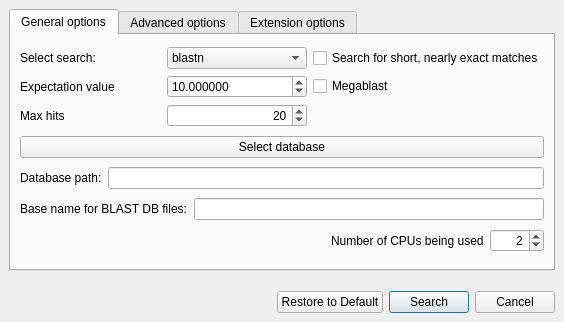
First picture: the form in src/plugins/external_tool_support/src/ui/BlastAllSupportDialog.ui, repository violethaze74/ugene, before the edit.
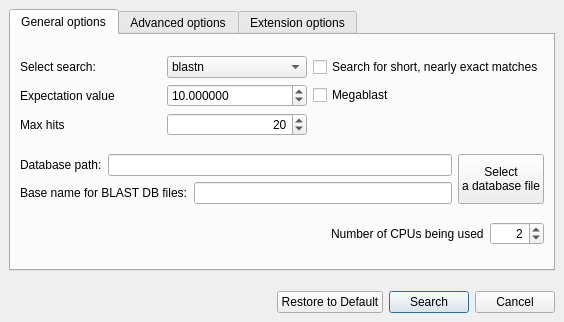
Second picture: the form after the edit.

Patch:
```diff
--- a/src/plugins/external_tool_support/src/ui/BlastAllSupportDialog.ui
+++ b/src/plugins/external_tool_support/src/ui/BlastAllSupportDialog.ui
@@ -143,38 +143,49 @@
         </layout>
        </item>
        <item>
-        <widget class="QPushButton" name="selectDatabasePushButton">
-         <property name="text">
-          <string>Select database</string>
-         </property>
-        </widget>
-       </item>
-       <item>
-        <layout class="QHBoxLayout" name="horizontalLayout_2">
-         <item>
-          <widget class="QLabel" name="label_14">
-           <property name="text">
-            <string>Database path:</string>
-           </property>
-          </widget>
+        <layout class="QGridLayout" name="gridLayout_3">
+         <item row="1" column="0">
+          <layout class="QHBoxLayout" name="horizontalLayout_5">
+           <item>
+            <widget class="QLabel" name="label_5">
+             <property name="text">
+              <string>Base name for BLAST DB files:</string>
+             </property>
+            </widget>
+           </item>
+           <item>
+            <widget class="QLineEdit" name="baseNameLineEdit"/>
+           </item>
+          </layout>
          </item>
-         <item>
-          <widget class="QLineEdit" name="databasePathLineEdit"/>
+         <item row="0" column="0">
+          <layout class="QHBoxLayout" name="horizontalLayout_2">
+           <item>
+            <widget class="QLabel" name="label_14">
+             <property name="text">
+              <string>Database path:</string>
+             </property>
+            </widget>
+           </item>
+           <item>
+            <widget class="QLineEdit" name="databasePathLineEdit"/>
+           </item>
+          </layout>
          </item>
-        </layout>
-       </item>
-       <item>
-        <layout class="QHBoxLayout" name="horizontalLayout_5">
-         <item>
-          <widget class="QLabel" name="label_5">
+         <item row="0" column="1" rowspan="2">
+          <widget class="QPushButton" name="selectDatabasePushButton">
+           <property name="sizePolicy">
+            <sizepolicy hsizetype="Minimum" vsizetype="Preferred">
+             <horstretch>0</horstretch>
+             <verstretch>0</verstretch>
+            </sizepolicy>
+           </property>
            <property name="text">
-            <string>Base name for BLAST DB files:</string>
+            <string>Select
+a database file</string>
            </property>
           </widget>
          </item>
-         <item>
-          <widget class="QLineEdit" name="baseNameLineEdit"/>
-         </item>
         </layout>
        </item>
        <item>
```
